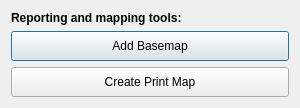
Qt form LDMP/gui/DlgReporting.ui (ConservationInternational/trends.earth) before a commit.
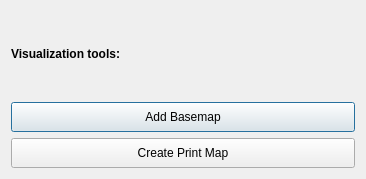
The same form after that commit.

Commit message: Adding changes to GUI interfaces and additional interface for the single/multiple polygon entries

```diff
--- a/LDMP/gui/DlgReporting.ui
+++ b/LDMP/gui/DlgReporting.ui
@@ -9,8 +9,8 @@
    <rect>
     <x>0</x>
     <y>0</y>
-    <width>300</width>
-    <height>103</height>
+    <width>366</width>
+    <height>179</height>
    </rect>
   </property>
   <property name="sizePolicy">
@@ -32,7 +32,7 @@
       </font>
      </property>
      <property name="text">
-      <string>Reporting and mapping tools:</string>
+      <string>Visualization tools:</string>
      </property>
     </widget>
    </item>
```
The commit also changes 5 other files.
